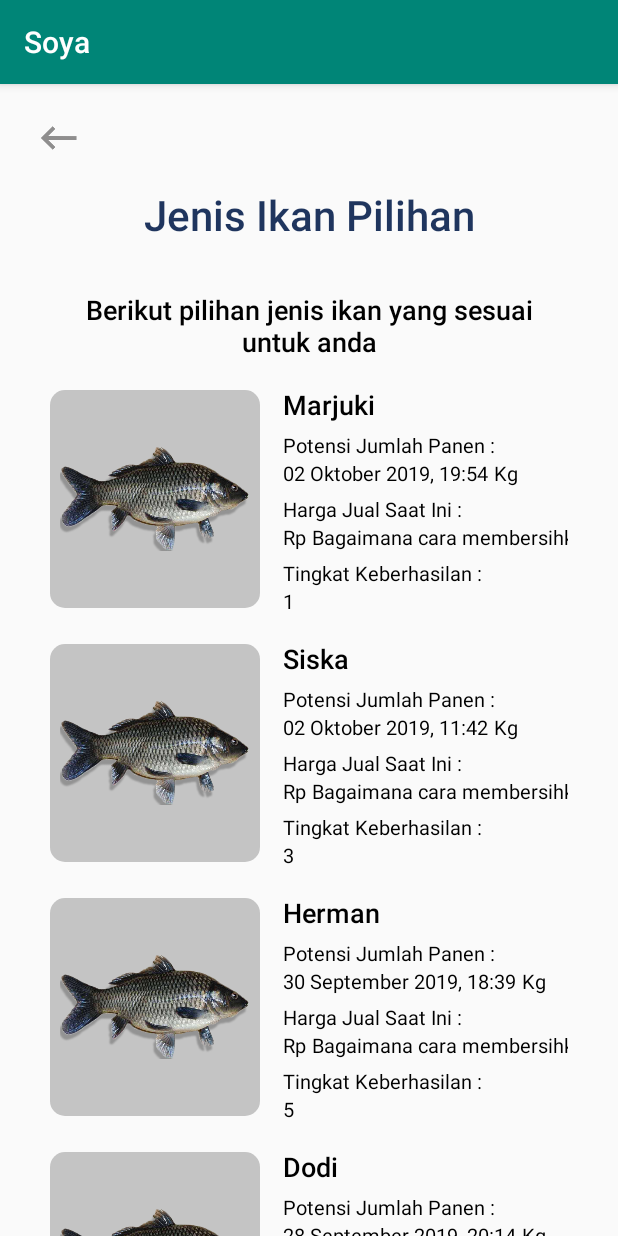
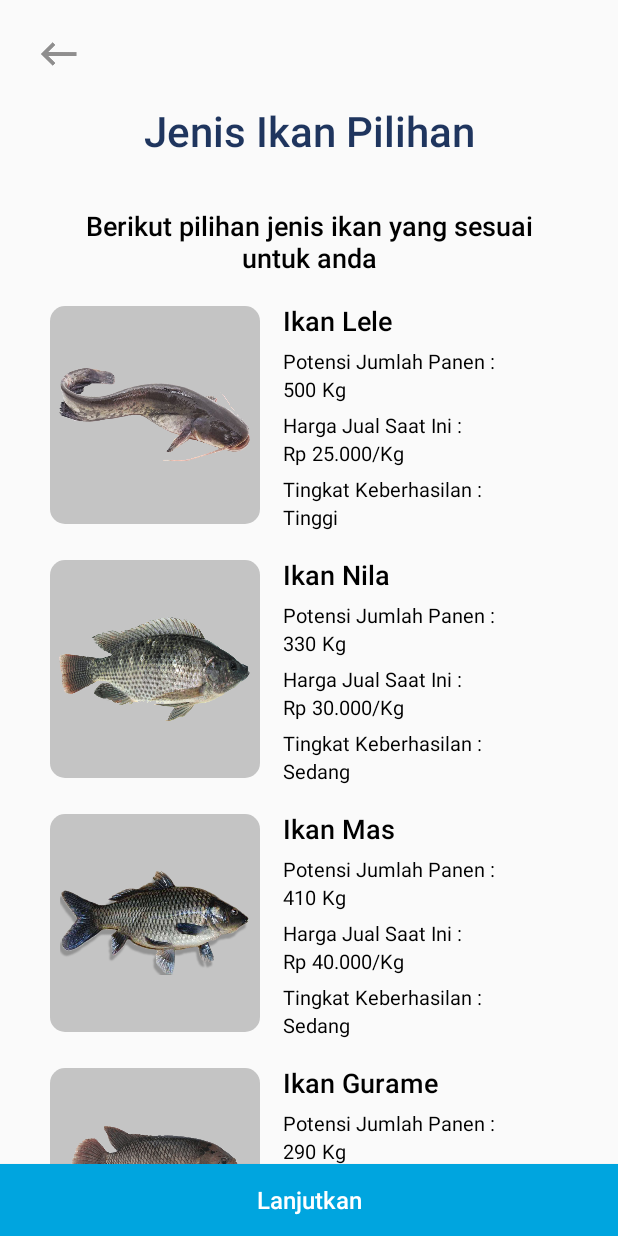
Before and after one commit to havidalbar/Soya, an Android app: the screen it shows after launch (RekomendasiIkanActivity), on a phone screen of 412 x 824 dp. Run offline under Robolectric (Android 15) with nearby library versions, the light colour scheme and no system bars.

Commit message:
recycler view rekomendasi ikan dan atur warna status bar

```diff
--- a/app/src/main/AndroidManifest.xml
+++ b/app/src/main/AndroidManifest.xml
@@ -8,7 +8,7 @@
         android:label="@string/app_name"
         android:roundIcon="@mipmap/ic_launcher_round"
         android:supportsRtl="true"
-        android:theme="@style/AppTheme">
+        android:theme="@style/ThemeSoya">
 <!--        <activity android:name=".RekomendasiIkanActivity"></activity>-->
         <activity android:name=".Activities.RekomendasiIkanActivity">
             <intent-filter>
--- a/app/src/main/java/com/example/soya/Activities/RekomendasiIkanActivity.kt
+++ b/app/src/main/java/com/example/soya/Activities/RekomendasiIkanActivity.kt
@@ -32,9 +32,9 @@ class RekomendasiIkanActivity : AppCompatActivity() {
     }
 
     fun addRekomendasiIkans() {
-        rekomendasiIkan.add(RekomendasiIkan("Marjuki","02 Oktober 2019, 19:54","Bagaimana cara membersihkan kolam yang ada ikannya?","1","usermarjuki"))
-        rekomendasiIkan.add(RekomendasiIkan("Siska","02 Oktober 2019, 11:42","Bagaimana cara membersihkan kolam yang ada ikannya?","3","usersiska"))
-        rekomendasiIkan.add(RekomendasiIkan("Herman","30 September 2019, 18:39","Bagaimana cara membersihkan kolam yang ada ikannya?","5","userherman"))
-        rekomendasiIkan.add(RekomendasiIkan("Dodi","28 September 2019, 20:14","Bagaimana cara membersihkan kolam yang ada ikannya?","2","userdodi"))
+        rekomendasiIkan.add(RekomendasiIkan("Ikan Lele","500","25.000","Tinggi","ikanlele"))
+        rekomendasiIkan.add(RekomendasiIkan("Ikan Nila","330","30.000","Sedang","ikannila"))
+        rekomendasiIkan.add(RekomendasiIkan("Ikan Mas","410","40.000","Sedang","ikanmas"))
+        rekomendasiIkan.add(RekomendasiIkan("Ikan Gurame","290","60.000","Sedang","ikangurame"))
     }
 }
--- a/app/src/main/java/com/example/soya/Adapters/ListRekomendasiIkanAdapter.kt
+++ b/app/src/main/java/com/example/soya/Adapters/ListRekomendasiIkanAdapter.kt
@@ -43,7 +43,7 @@ class ViewHolderRekomendasiIkan (inflater: LayoutInflater, parent: ViewGroup) :
 
     fun bind(rekomendasiIkan: RekomendasiIkan){
         val drawableId: Int = parentViewGroup.context.getResources().getIdentifier(rekomendasiIkan.gambarIkan, "drawable", parentViewGroup.context.getPackageName())
-        ivGambarIkan?.setImageDrawable(parentViewGroup.context.getResources().getDrawable(drawableId))
+        ivGambarIkan?.setImageDrawable(parentViewGroup.context.resources.getDrawable(drawableId))
         tvNamaIkan?.text = rekomendasiIkan.namaIkan
         tvJumlahPanen?.text = rekomendasiIkan.jumlahPanen
         tvHargaJual?.text = rekomendasiIkan.hargaJual
--- /dev/null
+++ b/app/src/main/res/drawable/background_button_bawah.xml
@@ -0,0 +1,5 @@
+<?xml version="1.0" encoding="UTF-8"?>
+<shape xmlns:android="http://schemas.android.com/apk/res/android"
+    android:shape="rectangle" >
+    <solid android:color="#00A5DF"/>
+</shape>
--- a/app/src/main/res/layout/activity_rekomendasi_ikan.xml
+++ b/app/src/main/res/layout/activity_rekomendasi_ikan.xml
@@ -54,14 +54,30 @@
         android:id="@+id/rv_rekomendasi_ikan_list"
         android:layout_width="match_parent"
         android:layout_height="0dp"
-        android:layout_weight="1"
-        android:scrollbars="vertical"
         android:layout_marginStart="33dp"
         android:layout_marginTop="20dp"
         android:layout_marginEnd="33dp"
+        android:layout_weight="1"
+        android:scrollbars="vertical"
+        app:layout_constraintBottom_toTopOf="@+id/button"
+        app:layout_constraintEnd_toEndOf="parent"
+        app:layout_constraintHorizontal_bias="0.0"
+        app:layout_constraintStart_toStartOf="parent"
+        app:layout_constraintTop_toBottomOf="@+id/textView2"
+        app:layout_constraintVertical_bias="0.0" />
+
+    <Button
+        android:id="@+id/button"
+        android:layout_width="match_parent"
+        android:layout_height="wrap_content"
+        android:background="@drawable/background_button_bawah"
+        android:fontFamily="sans-serif-medium"
+        android:text="Lanjutkan"
+        android:textAllCaps="false"
+        android:textColor="@android:color/white"
+        android:textSize="16sp"
         app:layout_constraintBottom_toBottomOf="parent"
         app:layout_constraintEnd_toEndOf="parent"
-        app:layout_constraintStart_toStartOf="parent"
-        app:layout_constraintTop_toBottomOf="@+id/textView2" />
+        app:layout_constraintStart_toStartOf="parent" />
 
 </androidx.constraintlayout.widget.ConstraintLayout>
--- a/app/src/main/res/values/colors.xml
+++ b/app/src/main/res/values/colors.xml
@@ -5,4 +5,5 @@
     <color name="colorAccent">#D81B60</color>
     <color name="colorBackButtonGrey">#747373</color>
     <color name="colorTextJudulBlue">#1F355E</color>
+    <color name="colorStatusBar">#0095CA</color>
 </resources>
--- a/app/src/main/res/values/styles.xml
+++ b/app/src/main/res/values/styles.xml
@@ -1,5 +1,4 @@
 <resources>
-
     <!-- Base application theme. -->
     <style name="AppTheme" parent="Theme.AppCompat.Light.DarkActionBar">
         <!-- Customize your theme here. -->
@@ -8,4 +7,7 @@
         <item name="colorAccent">@color/colorAccent</item>
     </style>
 
+    <style name="ThemeSoya" parent="Theme.AppCompat.Light.NoActionBar">
+        <item name="colorPrimaryDark">@color/colorStatusBar</item>
+    </style>
 </resources>
```
Also changed, not shown: app/src/main/res/drawable/ikangurame.png (added).
